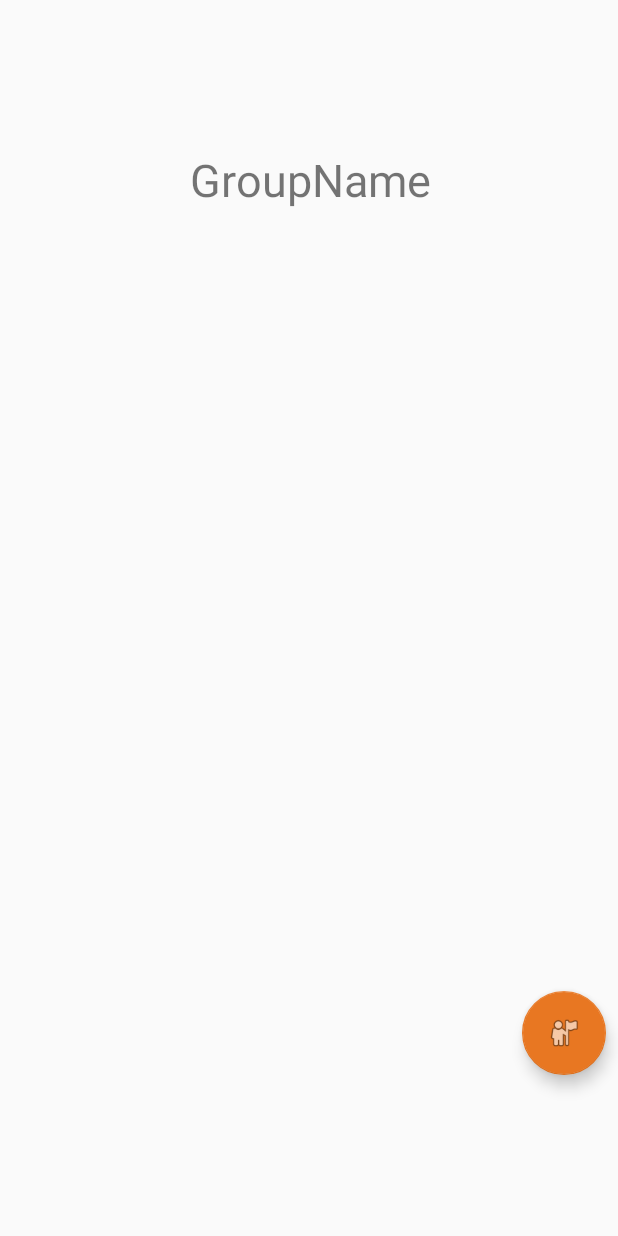
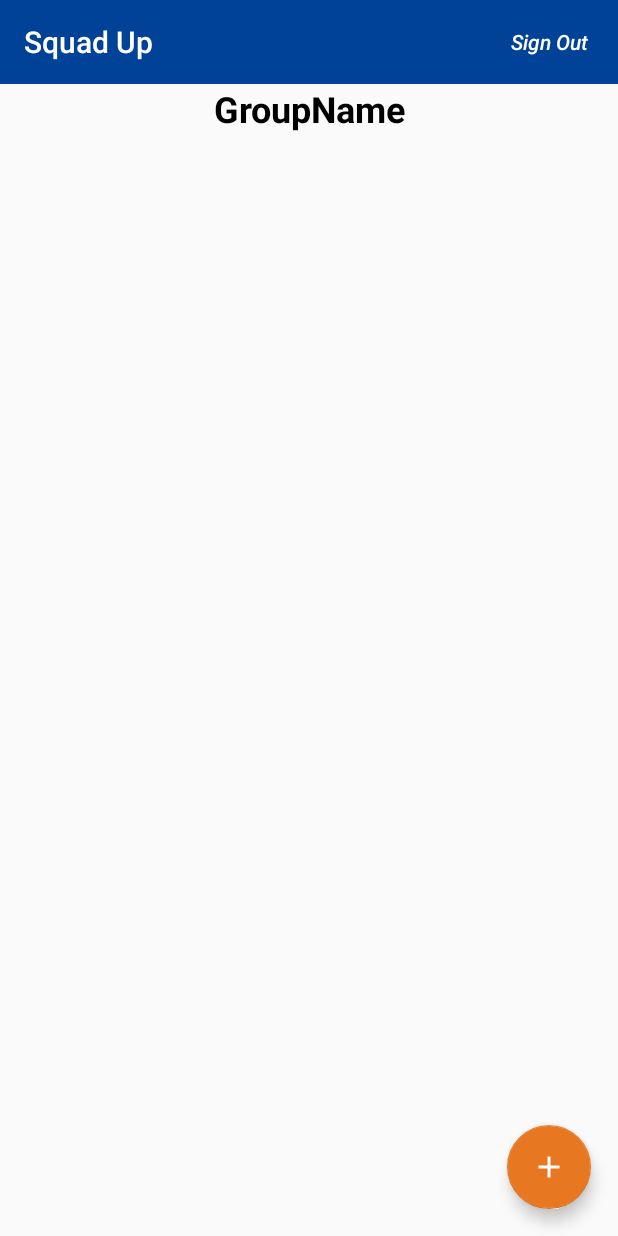
Before and after one commit to jpmendel/SquadUp-Android, an Android app: the GroupViewActivity screen opened directly, with no data from a screen before it, on a phone screen of 412 x 824 dp. Run offline under Robolectric (Android 15) with nearby library versions, the phone set to English and light mode, and no system bars; 2 statements that could not run were skipped.

Commit message:
Much prettier group view now

```diff
--- a/SquadUp/app/src/main/java/com/squadup/squadup/activity/GroupViewActivity.kt
+++ b/SquadUp/app/src/main/java/com/squadup/squadup/activity/GroupViewActivity.kt
@@ -5,37 +5,40 @@ import android.os.Handler
 import android.support.design.widget.FloatingActionButton
 import android.support.v7.widget.LinearLayoutManager
 import android.support.v7.widget.RecyclerView
+import android.util.Log
 import android.view.LayoutInflater
 import android.view.View
 import android.view.ViewGroup
+import android.widget.ListView
 import android.widget.TextView
 import com.squadup.squadup.R
+import com.squadup.squadup.utilities.GroupMemberAdapter
 import org.w3c.dom.Text
 
 class GroupViewActivity : BaseActivity() {
 
     //setup the recycler view, layout manager, adapter needed to display the pizzas
-    lateinit var RecyclerViewMembers: RecyclerView
-    lateinit var layoutManager: RecyclerView.LayoutManager
-    lateinit var memberAdapter: MemberAdapter
 
     override fun onCreate(savedInstanceState: Bundle?) {
         super.onCreate(savedInstanceState)
 
         setContentView(R.layout.activity_group_view)
 
+        setSupportActionBar(findViewById(R.id.toolbar))
+
+        super.initializeViews()
+
         //establish the name of the group
         val textView = findViewById<TextView>(R.id.textViewGroupName)
         textView.text = app.group?.name ?: "GroupName"
 
-        //set up recycler view for members of group
-        RecyclerViewMembers = findViewById(R.id.RecyclerViewGroupMembers)
-        layoutManager = LinearLayoutManager(this) //set context for linear layout manager
-        memberAdapter = MemberAdapter(ArrayList(app.group!!.memberIDs))
-        RecyclerViewMembers.adapter = memberAdapter
-        RecyclerViewMembers.layoutManager = layoutManager
-        RecyclerViewMembers.adapter.notifyDataSetChanged()
-        findViewById<FloatingActionButton>(R.id.floatingActionButtonMeetUp).setOnClickListener {
+        //set up list view for members of group
+        var groupMemberListView = findViewById<ListView>(R.id.groupMemberListView)
+        Log.i("GROUPVIEW", app.group!!.members.toString())
+        groupMemberListView.adapter = GroupMemberAdapter(this, app.group!!.members)
+
+
+        findViewById<FloatingActionButton>(R.id.fabSquadUp).setOnClickListener {
             view : View ->
             Handler().postDelayed({
                 showScreen(MeetUpActivity::class.java)
@@ -43,35 +46,4 @@ class GroupViewActivity : BaseActivity() {
         }
     }
 
-
-    class MemberAdapter(members: ArrayList<String>) : RecyclerView.Adapter<MemberAdapter.ViewHolder>() {
-        var memberList: ArrayList<String>
-
-        init {
-            memberList = members
-        }
-
-        override fun onCreateViewHolder(parent: ViewGroup, viewType: Int): ViewHolder {
-            return ViewHolder(LayoutInflater.from(parent.context).inflate(R.layout.member_list, parent, false))
-        }
-
-        override fun onBindViewHolder(holder: ViewHolder, position: Int) {
-            var member = memberList.get(position)
-            holder.memberName.text = member
-
-        }
-
-        override fun getItemCount(): Int {
-            return memberList.size
-        }
-
-        class ViewHolder(itemView: View) : RecyclerView.ViewHolder(itemView) {
-            var memberName: TextView
-
-            init {
-                memberName = itemView.findViewById(R.id.textViewMemberName)
-            }
-        }
-
-    }
 }
--- a/SquadUp/app/src/main/java/com/squadup/squadup/manager/BackendManager.kt
+++ b/SquadUp/app/src/main/java/com/squadup/squadup/manager/BackendManager.kt
@@ -393,7 +393,7 @@ class BackendManager(context: Context?) {
     }
 
     // Pass in a given Group with only the list of the member IDs and get data for each member.
-    fun getMemberInfoForGroup(group: Group, callback: (() -> Unit)? = null) {
+    fun getMemberInfoForGroup(group: Group, callback: ((group: Group?) -> Unit)? = null) {
         group.members = mutableListOf()
         for (i in 0 until group.memberIDs.count()) {
             getUserRecord(group.memberIDs[i]) {
@@ -403,7 +403,7 @@ class BackendManager(context: Context?) {
                 }
                 if (i == group.memberIDs.count() - 1) {
                     if (callback != null) {
-                        callback()
+                        callback(group)
                     }
                 }
             }
--- a/SquadUp/app/src/main/res/layout/activity_group_view.xml
+++ b/SquadUp/app/src/main/res/layout/activity_group_view.xml
@@ -1,47 +1,74 @@
 <?xml version="1.0" encoding="utf-8"?>
-<android.support.constraint.ConstraintLayout xmlns:android="http://schemas.android.com/apk/res/android"
+<RelativeLayout xmlns:android="http://schemas.android.com/apk/res/android"
     xmlns:app="http://schemas.android.com/apk/res-auto"
     xmlns:tools="http://schemas.android.com/tools"
     android:layout_width="match_parent"
     android:layout_height="match_parent"
     tools:context="com.squadup.squadup.activity.GroupViewActivity">
 
+
+    <include
+        android:id="@+id/toolbar"
+        layout="@layout/toolbar"
+        android:layout_width="match_parent"
+        android:layout_height="wrap_content"
+        android:layout_below="@id/toolbar" />
+
+    <RelativeLayout
+        android:layout_width="match_parent"
+        android:layout_height="match_parent"
+        android:layout_alignParentStart="true"
+        android:layout_below="@+id/toolbar">
+
         <TextView
             android:id="@+id/textViewGroupName"
-        android:layout_width="185dp"
-        android:layout_height="50dp"
-        android:layout_marginEnd="8dp"
-        android:layout_marginStart="8dp"
-        android:layout_marginTop="8dp"
+            android:layout_width="match_parent"
+            android:layout_height="wrap_content"
+            android:layout_alignBottom="@+id/toolbar"
+            android:layout_alignParentStart="true"
+            android:scrollHorizontally="true"
             android:text="TextView"
             android:textAlignment="center"
-        android:textSize="30sp"
-        app:layout_constraintBottom_toTopOf="@+id/RecyclerViewGroupMembers"
+            android:textColor="@color/common_google_signin_btn_text_dark_focused"
+            android:textSize="24sp"
+            android:textStyle="bold"
             app:layout_constraintEnd_toEndOf="parent"
             app:layout_constraintHorizontal_bias="0.503"
             app:layout_constraintStart_toStartOf="parent"
             app:layout_constraintTop_toTopOf="parent" />
 
+        <ScrollView
+            android:layout_width="match_parent"
+            android:layout_height="wrap_content"
+            android:layout_alignParentBottom="true"
+            android:layout_alignParentLeft="true"
+            android:layout_alignParentRight="true"
+            android:layout_alignParentStart="false"
+            android:layout_alignParentTop="false"
+            android:layout_centerVertical="false">
+
+        </ScrollView>
+
         <android.support.design.widget.FloatingActionButton
-        android:id="@+id/floatingActionButtonMeetUp"
-        android:layout_width="wrap_content"
+            android:id="@+id/fabSquadUp"
+            android:layout_width="match_parent"
             android:layout_height="wrap_content"
-        android:layout_marginBottom="8dp"
-        android:layout_marginEnd="8dp"
+            android:layout_alignParentBottom="true"
+            android:layout_alignParentEnd="true"
+            android:layout_marginBottom="18dp"
+            android:layout_marginEnd="18dp"
             android:clickable="true"
-        android:focusable="true"
-        app:layout_constraintBottom_toBottomOf="@+id/RecyclerViewGroupMembers"
-        app:layout_constraintEnd_toEndOf="parent"
-        app:srcCompat="@android:drawable/ic_menu_myplaces" />
+            android:src="@drawable/ic_add_black_24dp"
+            android:tint="@android:color/white" />
 
-    <android.support.v7.widget.RecyclerView
-        android:id="@+id/RecyclerViewGroupMembers"
+        <ListView
+            android:id="@+id/groupMemberListView"
             android:layout_width="match_parent"
-        android:layout_height="484dp"
-        android:layout_marginBottom="8dp"
-        android:layout_marginStart="8dp"
-        app:layout_constraintBottom_toBottomOf="parent"
-        app:layout_constraintStart_toStartOf="parent"
-        app:layout_constraintTop_toBottomOf="@+id/textViewGroupName" />
+            android:layout_height="match_parent"
+            android:layout_alignParentBottom="true"
+            android:layout_alignParentEnd="true"
+            android:layout_alignParentStart="true"
+            android:layout_below="@+id/textViewGroupName" />
+    </RelativeLayout>
 
-</android.support.constraint.ConstraintLayout>
+</RelativeLayout>
```
Also changed, not shown: SquadUp/app/src/main/java/com/squadup/squadup/utilities/GroupMemberAdapter.kt (added, +62 -0 lines). Lines whose indentation alone changed are shown as unchanged.
